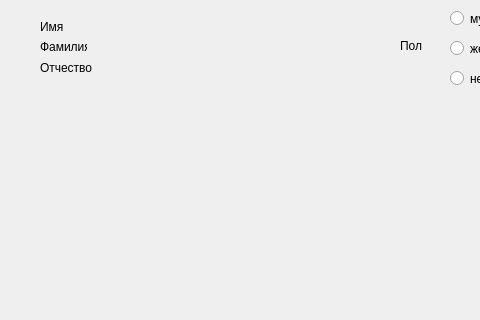
ShadowShards/Praktika, file praktika/mainwindow.ui: the form before one commit; both pictures show x 0 to 480 and y 0 to 320 of the 806 by 572 pixel window.
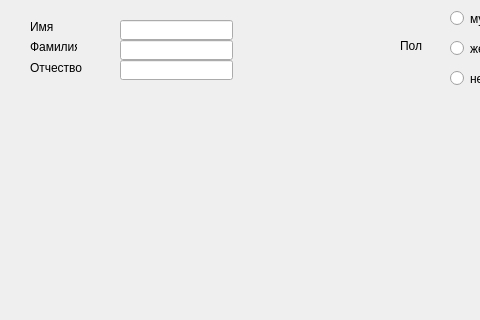
The form after the commit.

The edit to the form file:
```diff
--- a/praktika/mainwindow.ui
+++ b/praktika/mainwindow.ui
@@ -148,7 +148,7 @@
    <widget class="QLabel" name="label_2">
     <property name="geometry">
      <rect>
-      <x>40</x>
+      <x>30</x>
       <y>20</y>
       <width>47</width>
       <height>13</height>
@@ -161,7 +161,7 @@
    <widget class="QLabel" name="label_3">
     <property name="geometry">
      <rect>
-      <x>40</x>
+      <x>30</x>
       <y>40</y>
       <width>47</width>
       <height>13</height>
@@ -174,7 +174,7 @@
    <widget class="QLabel" name="label_4">
     <property name="geometry">
      <rect>
-      <x>40</x>
+      <x>30</x>
       <y>60</y>
       <width>61</width>
       <height>16</height>
@@ -197,6 +197,45 @@
      <string>не указано</string>
     </property>
    </widget>
+   <widget class="QLineEdit" name="lineEdit">
+    <property name="geometry">
+     <rect>
+      <x>120</x>
+      <y>20</y>
+      <width>113</width>
+      <height>20</height>
+     </rect>
+    </property>
+    <property name="text">
+     <string/>
+    </property>
+   </widget>
+   <widget class="QLineEdit" name="lineEdit_2">
+    <property name="geometry">
+     <rect>
+      <x>120</x>
+      <y>60</y>
+      <width>113</width>
+      <height>20</height>
+     </rect>
+    </property>
+    <property name="text">
+     <string/>
+    </property>
+   </widget>
+   <widget class="QLineEdit" name="lineEdit_3">
+    <property name="geometry">
+     <rect>
+      <x>120</x>
+      <y>40</y>
+      <width>113</width>
+      <height>20</height>
+     </rect>
+    </property>
+    <property name="text">
+     <string/>
+    </property>
+   </widget>
   </widget>
   <widget class="QMenuBar" name="menubar">
    <property name="geometry">
```
